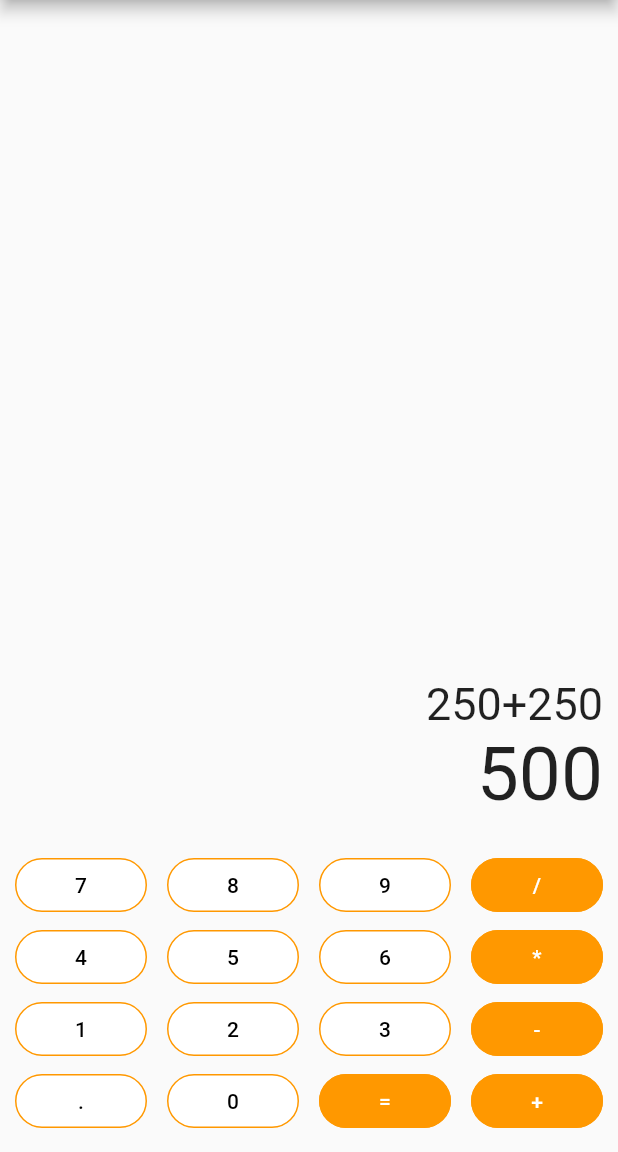
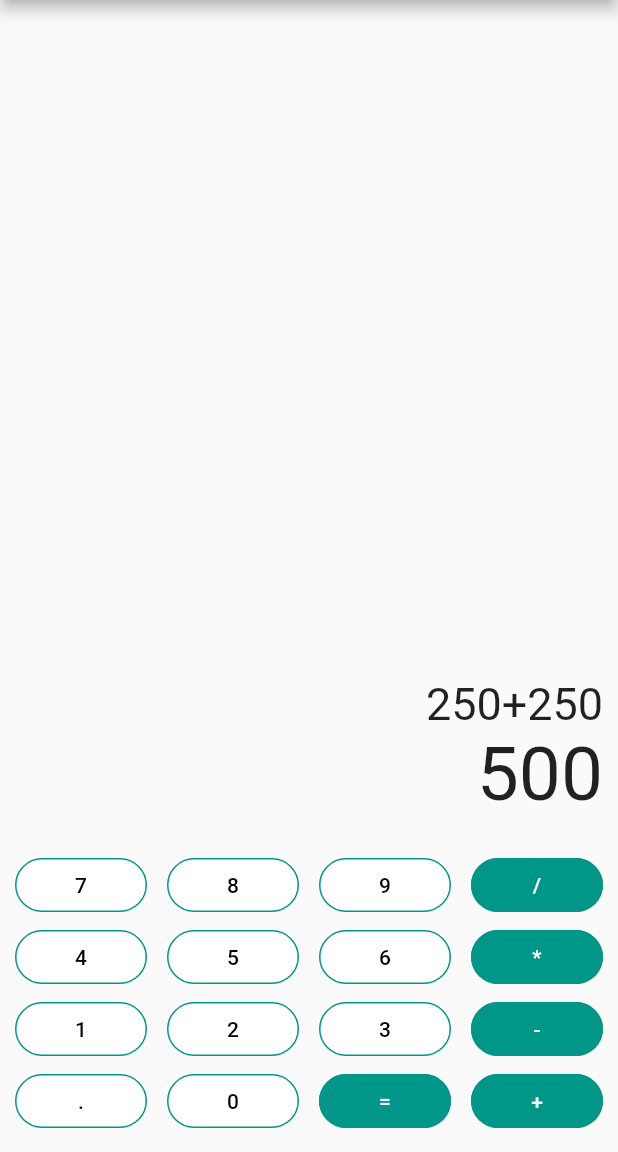
Before and after one commit to BlackIQ/flulator, a Flutter app: the screen it shows after launch, on a phone screen of 412 x 824 dp, the part 84-1236 px from its top. Run offline on Flutter 3.47's test engine with Material 2 defaults, Android fonts, the phone set to English and light mode, and no system bars.

Commit message:
Update buttons theme to teal

```diff
--- a/lib/app/buttons/numbers.dart
+++ b/lib/app/buttons/numbers.dart
@@ -19,7 +19,7 @@ class NumericButtons extends StatelessWidget {
             Radius.circular(20.0)
         ),
         side: BorderSide(
-          color: Colors.orange,
+          color: Colors.teal,
         ),
       ),
       color: Colors.white,
--- a/lib/app/buttons/operators.dart
+++ b/lib/app/buttons/operators.dart
@@ -19,10 +19,10 @@ class OperatorButton extends StatelessWidget {
             Radius.circular(20.0)
         ),
         side: BorderSide(
-            color: Colors.orange,
+            color: Colors.teal,
         ),
       ),
-      color: Colors.orange,
+      color: Colors.teal,
       onPressed: () {},
     );
   }
--- a/lib/app/buttons/status.dart
+++ b/lib/app/buttons/status.dart
@@ -19,10 +19,10 @@ class StatusButons extends StatelessWidget {
             Radius.circular(20.0)
         ),
         side: BorderSide(
-            color: Colors.amber,
+            color: Colors.teal[300],
         ),
       ),
-      color: Colors.amber,
+      color: Colors.teal[300],
       onPressed: () {},
     );
   }
```
